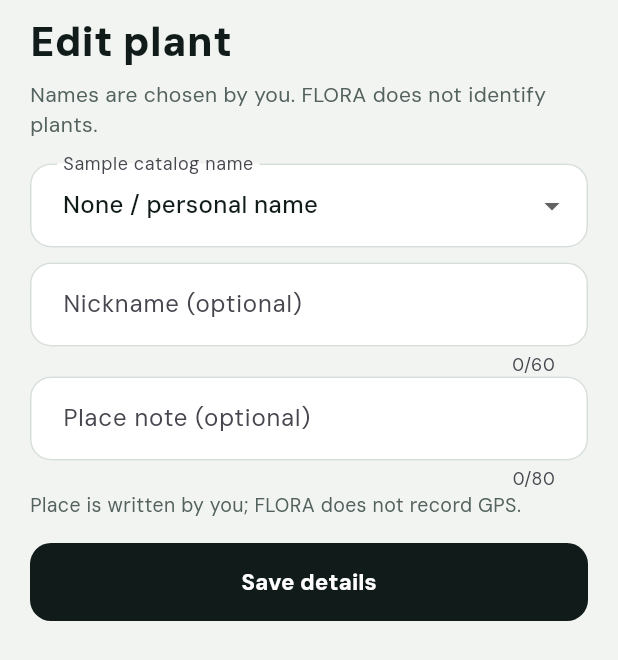
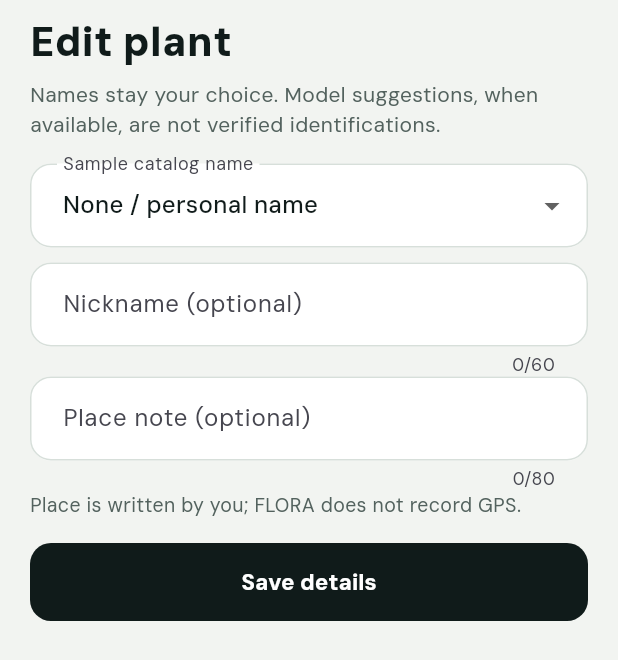
Before and after one commit to SiddhantKoli/flora, a Flutter app: the _EditPlantSheet widget shown alone on an empty page, opened directly with empty values, on a phone screen of 412 x 824 dp. Shown: the top 660 px of the screen. Run offline on Flutter 3.47's test engine with Material 3 defaults, Android fonts, the phone set to English and light mode, and no system bars; our stand-ins replace camera, flutter_animate, sqflite; accounts and stored records are empty.

Commit message:
Clarify model suggestions across camera and journal

```diff
--- a/lib/features/camera/add_plant_camera_screen.dart
+++ b/lib/features/camera/add_plant_camera_screen.dart
@@ -8,8 +8,8 @@ import 'camera_look.dart';
 import 'look_baker.dart';
 
 /// "Add a plant" camera. Hands the result to FLORA's existing review flow via
-/// [onPhotoReady]. It does not identify plants; the user picks one manually
-/// on the review step.
+/// [onPhotoReady]. Optional cloud suggestions happen later in review, only
+/// after the user asks for them.
 class AddPlantCameraScreen extends StatefulWidget {
   const AddPlantCameraScreen({
     super.key,
--- a/lib/features/journal/personal_journal_page.dart
+++ b/lib/features/journal/personal_journal_page.dart
@@ -583,7 +583,7 @@ class _EditPlantSheetState extends State<_EditPlantSheet> {
                         TextStyle(fontSize: 27, fontWeight: FontWeight.w900)),
                 const SizedBox(height: 6),
                 const Text(
-                    'Names are chosen by you. FLORA does not identify plants.',
+                    'Names stay your choice. Model suggestions, when available, are not verified identifications.',
                     style: TextStyle(color: FloraPalette.muted)),
                 const SizedBox(height: 16),
                 DropdownButtonFormField<String>(
```
